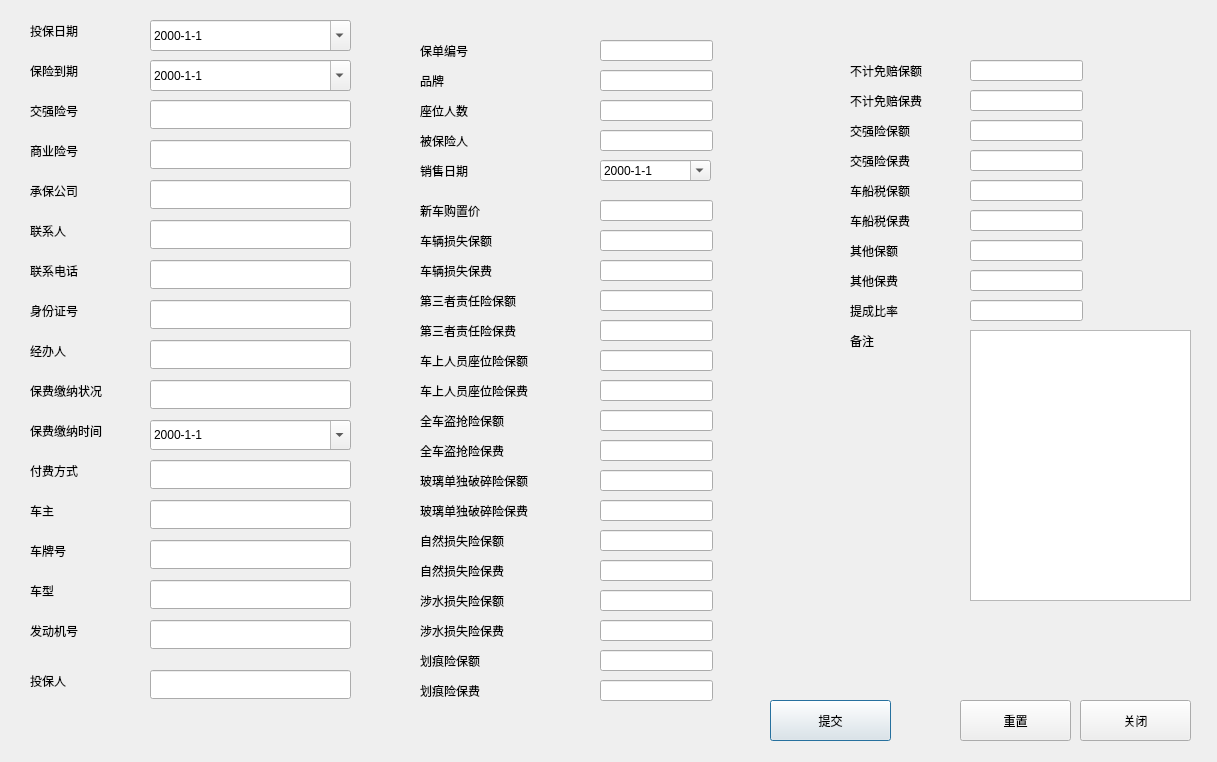
Vaskka/DR_Projects, file warrantinsertdialog.ui: the form before one commit.
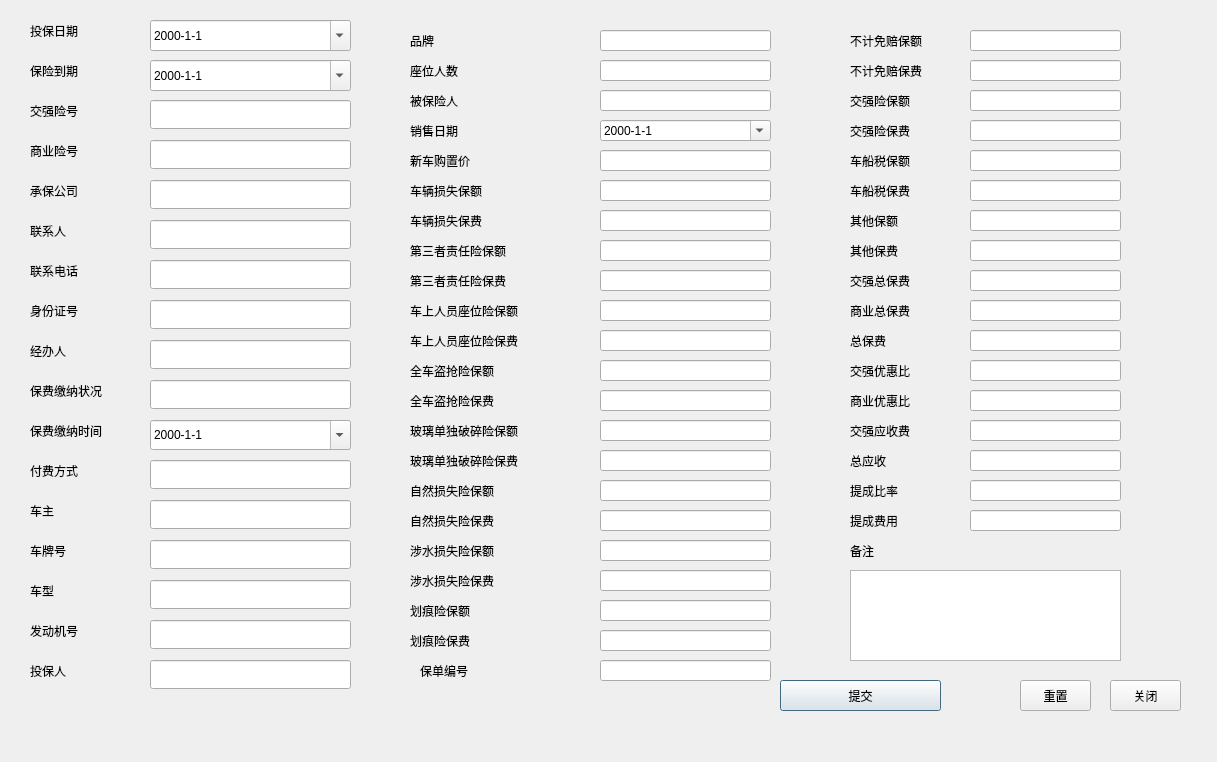
The form after the commit.

Patch:
```diff
--- a/warrantinsertdialog.ui
+++ b/warrantinsertdialog.ui
@@ -16,8 +16,8 @@
   <widget class="QLabel" name="label_23">
    <property name="geometry">
     <rect>
-     <x>420</x>
-     <y>230</y>
+     <x>410</x>
+     <y>180</y>
      <width>111</width>
      <height>21</height>
     </rect>
@@ -30,7 +30,7 @@
    <property name="geometry">
     <rect>
      <x>850</x>
-     <y>270</y>
+     <y>240</y>
      <width>81</width>
      <height>21</height>
     </rect>
@@ -43,8 +43,8 @@
    <property name="geometry">
     <rect>
      <x>600</x>
-     <y>130</y>
-     <width>113</width>
+     <y>90</y>
+     <width>171</width>
      <height>21</height>
     </rect>
    </property>
@@ -53,8 +53,8 @@
    <property name="geometry">
     <rect>
      <x>970</x>
-     <y>180</y>
-     <width>113</width>
+     <y>150</y>
+     <width>151</width>
      <height>21</height>
     </rect>
    </property>
@@ -76,8 +76,8 @@
    <property name="geometry">
     <rect>
      <x>600</x>
-     <y>70</y>
-     <width>113</width>
+     <y>30</y>
+     <width>171</width>
      <height>21</height>
     </rect>
    </property>
@@ -85,21 +85,31 @@
   <widget class="QPushButton" name="Main_CommitButton_2">
    <property name="geometry">
     <rect>
-     <x>960</x>
-     <y>700</y>
-     <width>111</width>
-     <height>41</height>
+     <x>1020</x>
+     <y>680</y>
+     <width>71</width>
+     <height>31</height>
     </rect>
    </property>
    <property name="text">
     <string>重置</string>
    </property>
   </widget>
+  <widget class="QLineEdit" name="Insert_ForceShouldEdit">
+   <property name="geometry">
+    <rect>
+     <x>970</x>
+     <y>420</y>
+     <width>151</width>
+     <height>21</height>
+    </rect>
+   </property>
+  </widget>
   <widget class="QLabel" name="label_34">
    <property name="geometry">
     <rect>
-     <x>420</x>
-     <y>560</y>
+     <x>410</x>
+     <y>510</y>
      <width>141</width>
      <height>21</height>
     </rect>
@@ -112,8 +122,18 @@
    <property name="geometry">
     <rect>
      <x>600</x>
-     <y>620</y>
-     <width>113</width>
+     <y>570</y>
+     <width>171</width>
+     <height>21</height>
+    </rect>
+   </property>
+  </widget>
+  <widget class="QLineEdit" name="Insert_MorePayEdit">
+   <property name="geometry">
+    <rect>
+     <x>970</x>
+     <y>510</y>
+     <width>151</width>
      <height>21</height>
     </rect>
    </property>
@@ -122,8 +142,8 @@
    <property name="geometry">
     <rect>
      <x>600</x>
-     <y>530</y>
-     <width>113</width>
+     <y>480</y>
+     <width>171</width>
      <height>21</height>
     </rect>
    </property>
@@ -142,8 +162,8 @@
    <property name="geometry">
     <rect>
      <x>970</x>
-     <y>150</y>
-     <width>113</width>
+     <y>120</y>
+     <width>151</width>
      <height>21</height>
     </rect>
    </property>
@@ -151,8 +171,8 @@
   <widget class="QLabel" name="label_18">
    <property name="geometry">
     <rect>
-     <x>420</x>
-     <y>70</y>
+     <x>410</x>
+     <y>30</y>
      <width>101</width>
      <height>21</height>
     </rect>
@@ -165,7 +185,7 @@
    <property name="geometry">
     <rect>
      <x>850</x>
-     <y>180</y>
+     <y>150</y>
      <width>101</width>
      <height>21</height>
     </rect>
@@ -178,8 +198,8 @@
    <property name="geometry">
     <rect>
      <x>600</x>
-     <y>680</y>
-     <width>113</width>
+     <y>630</y>
+     <width>171</width>
      <height>21</height>
     </rect>
    </property>
@@ -188,8 +208,8 @@
    <property name="geometry">
     <rect>
      <x>970</x>
-     <y>240</y>
-     <width>113</width>
+     <y>210</y>
+     <width>151</width>
      <height>21</height>
     </rect>
    </property>
@@ -210,8 +230,8 @@
   <widget class="QLabel" name="label_25">
    <property name="geometry">
     <rect>
-     <x>420</x>
-     <y>290</y>
+     <x>410</x>
+     <y>240</y>
      <width>151</width>
      <height>21</height>
     </rect>
@@ -234,8 +254,8 @@
    <property name="geometry">
     <rect>
      <x>600</x>
-     <y>500</y>
-     <width>113</width>
+     <y>450</y>
+     <width>171</width>
      <height>21</height>
     </rect>
    </property>
@@ -250,6 +270,16 @@
     </rect>
    </property>
   </widget>
+  <widget class="QLineEdit" name="Insert_AllShouldEdit">
+   <property name="geometry">
+    <rect>
+     <x>970</x>
+     <y>450</y>
+     <width>151</width>
+     <height>21</height>
+    </rect>
+   </property>
+  </widget>
   <widget class="QLineEdit" name="Insert_CarNumberEdit">
    <property name="geometry">
     <rect>
@@ -260,11 +290,21 @@
     </rect>
    </property>
   </widget>
+  <widget class="QLineEdit" name="Insert_ForceDownRatioEdit">
+   <property name="geometry">
+    <rect>
+     <x>970</x>
+     <y>360</y>
+     <width>151</width>
+     <height>21</height>
+    </rect>
+   </property>
+  </widget>
   <widget class="QLabel" name="label_21">
    <property name="geometry">
     <rect>
-     <x>420</x>
-     <y>160</y>
+     <x>410</x>
+     <y>120</y>
      <width>101</width>
      <height>21</height>
     </rect>
@@ -276,8 +316,8 @@
   <widget class="QLabel" name="label_26">
    <property name="geometry">
     <rect>
-     <x>420</x>
-     <y>320</y>
+     <x>410</x>
+     <y>270</y>
      <width>151</width>
      <height>21</height>
     </rect>
@@ -302,8 +342,8 @@
   <widget class="QLabel" name="label_24">
    <property name="geometry">
     <rect>
-     <x>420</x>
-     <y>260</y>
+     <x>410</x>
+     <y>210</y>
      <width>111</width>
      <height>21</height>
     </rect>
@@ -316,7 +356,7 @@
    <property name="geometry">
     <rect>
      <x>850</x>
-     <y>210</y>
+     <y>180</y>
      <width>91</width>
      <height>21</height>
     </rect>
@@ -325,12 +365,25 @@
     <string>车船税保费</string>
    </property>
   </widget>
+  <widget class="QLabel" name="label_48">
+   <property name="geometry">
+    <rect>
+     <x>850</x>
+     <y>300</y>
+     <width>101</width>
+     <height>21</height>
+    </rect>
+   </property>
+   <property name="text">
+    <string>商业总保费</string>
+   </property>
+  </widget>
   <widget class="QLineEdit" name="Insert_GrassEdit">
    <property name="geometry">
     <rect>
      <x>600</x>
-     <y>470</y>
-     <width>113</width>
+     <y>420</y>
+     <width>171</width>
      <height>21</height>
     </rect>
    </property>
@@ -338,8 +391,8 @@
   <widget class="QLabel" name="label_37">
    <property name="geometry">
     <rect>
-     <x>420</x>
-     <y>650</y>
+     <x>410</x>
+     <y>600</y>
      <width>111</width>
      <height>21</height>
     </rect>
@@ -348,6 +401,16 @@
     <string>划痕险保额</string>
    </property>
   </widget>
+  <widget class="QLineEdit" name="Insert_SumForcePreEdit">
+   <property name="geometry">
+    <rect>
+     <x>970</x>
+     <y>270</y>
+     <width>151</width>
+     <height>21</height>
+    </rect>
+   </property>
+  </widget>
   <widget class="QLineEdit" name="Insert_CommciEdit">
    <property name="geometry">
     <rect>
@@ -358,11 +421,24 @@
     </rect>
    </property>
   </widget>
+  <widget class="QLabel" name="label_47">
+   <property name="geometry">
+    <rect>
+     <x>850</x>
+     <y>270</y>
+     <width>101</width>
+     <height>21</height>
+    </rect>
+   </property>
+   <property name="text">
+    <string>交强总保费</string>
+   </property>
+  </widget>
   <widget class="QLabel" name="label_22">
    <property name="geometry">
     <rect>
-     <x>420</x>
-     <y>200</y>
+     <x>410</x>
+     <y>150</y>
      <width>101</width>
      <height>21</height>
     </rect>
@@ -388,7 +464,7 @@
    <property name="geometry">
     <rect>
      <x>850</x>
-     <y>60</y>
+     <y>30</y>
      <width>111</width>
      <height>21</height>
     </rect>
@@ -397,11 +473,21 @@
     <string>不计免赔保额</string>
    </property>
   </widget>
+  <widget class="QLineEdit" name="Insert_SumCommcialPreEdit">
+   <property name="geometry">
+    <rect>
+     <x>970</x>
+     <y>300</y>
+     <width>151</width>
+     <height>21</height>
+    </rect>
+   </property>
+  </widget>
   <widget class="QLabel" name="label_28">
    <property name="geometry">
     <rect>
-     <x>420</x>
-     <y>380</y>
+     <x>410</x>
+     <y>330</y>
      <width>161</width>
      <height>21</height>
     </rect>
@@ -413,8 +499,8 @@
   <widget class="QLabel" name="label_30">
    <property name="geometry">
     <rect>
-     <x>420</x>
-     <y>440</y>
+     <x>410</x>
+     <y>390</y>
      <width>141</width>
      <height>21</height>
     </rect>
@@ -437,8 +523,8 @@
    <property name="geometry">
     <rect>
      <x>600</x>
-     <y>380</y>
-     <width>113</width>
+     <y>330</y>
+     <width>171</width>
      <height>21</height>
     </rect>
    </property>
@@ -447,8 +533,8 @@
    <property name="geometry">
     <rect>
      <x>600</x>
-     <y>230</y>
-     <width>113</width>
+     <y>180</y>
+     <width>171</width>
      <height>21</height>
     </rect>
    </property>
@@ -470,7 +556,7 @@
    <property name="geometry">
     <rect>
      <x>850</x>
-     <y>90</y>
+     <y>60</y>
      <width>111</width>
      <height>21</height>
     </rect>
@@ -483,8 +569,8 @@
    <property name="geometry">
     <rect>
      <x>600</x>
-     <y>350</y>
-     <width>113</width>
+     <y>300</y>
+     <width>171</width>
      <height>21</height>
     </rect>
    </property>
@@ -493,8 +579,8 @@
    <property name="geometry">
     <rect>
      <x>600</x>
-     <y>100</y>
-     <width>113</width>
+     <y>60</y>
+     <width>171</width>
      <height>21</height>
     </rect>
    </property>
@@ -503,8 +589,8 @@
    <property name="geometry">
     <rect>
      <x>600</x>
-     <y>290</y>
-     <width>113</width>
+     <y>240</y>
+     <width>171</width>
      <height>21</height>
     </rect>
    </property>
@@ -513,8 +599,8 @@
    <property name="geometry">
     <rect>
      <x>970</x>
-     <y>60</y>
-     <width>113</width>
+     <y>30</y>
+     <width>151</width>
      <height>21</height>
     </rect>
    </property>
@@ -522,8 +608,8 @@
   <widget class="QLabel" name="label_20">
    <property name="geometry">
     <rect>
-     <x>420</x>
-     <y>130</y>
+     <x>410</x>
+     <y>90</y>
      <width>101</width>
      <height>21</height>
     </rect>
@@ -532,6 +618,16 @@
     <string>被保险人</string>
    </property>
   </widget>
+  <widget class="QLineEdit" name="Insert_CommicalDownRatioEdit">
+   <property name="geometry">
+    <rect>
+     <x>970</x>
+     <y>390</y>
+     <width>151</width>
+     <height>21</height>
+    </rect>
+   </property>
+  </widget>
   <widget class="QLabel" name="label_4">
    <property name="geometry">
     <rect>
@@ -549,8 +645,8 @@
    <property name="geometry">
     <rect>
      <x>600</x>
-     <y>200</y>
-     <width>113</width>
+     <y>150</y>
+     <width>171</width>
      <height>21</height>
     </rect>
    </property>
@@ -568,8 +664,8 @@
   <widget class="QLabel" name="label_27">
    <property name="geometry">
     <rect>
-     <x>420</x>
-     <y>350</y>
+     <x>410</x>
+     <y>300</y>
      <width>171</width>
      <height>21</height>
     </rect>
@@ -582,8 +678,8 @@
    <property name="geometry">
     <rect>
      <x>970</x>
-     <y>210</y>
-     <width>113</width>
+     <y>180</y>
+     <width>151</width>
      <height>21</height>
     </rect>
    </property>
@@ -592,8 +688,8 @@
    <property name="geometry">
     <rect>
      <x>600</x>
-     <y>440</y>
-     <width>113</width>
+     <y>390</y>
+     <width>171</width>
      <height>21</height>
     </rect>
    </property>
@@ -602,7 +698,7 @@
    <property name="geometry">
     <rect>
      <x>150</x>
-     <y>670</y>
+     <y>660</y>
      <width>201</width>
      <height>29</height>
     </rect>
@@ -624,8 +720,8 @@
   <widget class="QLabel" name="label_38">
    <property name="geometry">
     <rect>
-     <x>420</x>
-     <y>680</y>
+     <x>410</x>
+     <y>630</y>
      <width>111</width>
      <height>21</height>
     </rect>
@@ -686,10 +782,10 @@
   <widget class="QPushButton" name="Main_CommitButton">
    <property name="geometry">
     <rect>
-     <x>770</x>
-     <y>700</y>
-     <width>121</width>
-     <height>41</height>
+     <x>780</x>
+     <y>680</y>
+     <width>161</width>
+     <height>31</height>
     </rect>
    </property>
    <property name="text">
@@ -699,6 +795,19 @@
     <bool>true</bool>
    </property>
   </widget>
+  <widget class="QLabel" name="label_49">
+   <property name="geometry">
+    <rect>
+     <x>850</x>
+     <y>330</y>
+     <width>61</width>
+     <height>21</height>
+    </rect>
+   </property>
+   <property name="text">
+    <string>总保费</string>
+   </property>
+  </widget>
   <widget class="QLineEdit" name="Insert_PayWayEdit">
    <property name="geometry">
     <rect>
@@ -713,8 +822,8 @@
    <property name="geometry">
     <rect>
      <x>600</x>
-     <y>410</y>
-     <width>113</width>
+     <y>360</y>
+     <width>171</width>
      <height>21</height>
     </rect>
    </property>
@@ -736,8 +845,8 @@
    <property name="geometry">
     <rect>
      <x>970</x>
-     <y>270</y>
-     <width>113</width>
+     <y>240</y>
+     <width>151</width>
      <height>21</height>
     </rect>
    </property>
@@ -745,8 +854,8 @@
   <widget class="QLabel" name="label_36">
    <property name="geometry">
     <rect>
-     <x>420</x>
-     <y>620</y>
+     <x>410</x>
+     <y>570</y>
      <width>131</width>
      <height>21</height>
     </rect>
@@ -772,8 +881,8 @@
    <property name="geometry">
     <rect>
      <x>600</x>
-     <y>650</y>
-     <width>113</width>
+     <y>600</y>
+     <width>171</width>
      <height>21</height>
     </rect>
    </property>
@@ -782,8 +891,8 @@
    <property name="geometry">
     <rect>
      <x>600</x>
-     <y>560</y>
-     <width>113</width>
+     <y>510</y>
+     <width>171</width>
      <height>21</height>
     </rect>
    </property>
@@ -802,7 +911,7 @@
    <property name="geometry">
     <rect>
      <x>30</x>
-     <y>670</y>
+     <y>660</y>
      <width>101</width>
      <height>21</height>
     </rect>
@@ -815,8 +924,8 @@
    <property name="geometry">
     <rect>
      <x>970</x>
-     <y>120</y>
-     <width>113</width>
+     <y>90</y>
+     <width>151</width>
      <height>21</height>
     </rect>
    </property>
@@ -825,8 +934,8 @@
    <property name="geometry">
     <rect>
      <x>600</x>
-     <y>160</y>
-     <width>111</width>
+     <y>120</y>
+     <width>171</width>
      <height>21</height>
     </rect>
    </property>
@@ -837,6 +946,19 @@
     <bool>true</bool>
    </property>
   </widget>
+  <widget class="QLabel" name="label_50">
+   <property name="geometry">
+    <rect>
+     <x>850</x>
+     <y>360</y>
+     <width>91</width>
+     <height>21</height>
+    </rect>
+   </property>
+   <property name="text">
+    <string>交强优惠比</string>
+   </property>
+  </widget>
   <widget class="QLabel" name="label_14">
    <property name="geometry">
     <rect>
@@ -854,7 +976,7 @@
    <property name="geometry">
     <rect>
      <x>850</x>
-     <y>330</y>
+     <y>540</y>
      <width>41</width>
      <height>21</height>
     </rect>
@@ -867,12 +989,25 @@
    <property name="geometry">
     <rect>
      <x>600</x>
-     <y>260</y>
-     <width>113</width>
+     <y>210</y>
+     <width>171</width>
      <height>21</height>
     </rect>
    </property>
   </widget>
+  <widget class="QLabel" name="label_52">
+   <property name="geometry">
+    <rect>
+     <x>850</x>
+     <y>420</y>
+     <width>91</width>
+     <height>21</height>
+    </rect>
+   </property>
+   <property name="text">
+    <string>交强应收费</string>
+   </property>
+  </widget>
   <widget class="QLineEdit" name="Insert_CarPersonEdit">
    <property name="geometry">
     <rect>
@@ -887,8 +1022,8 @@
    <property name="geometry">
     <rect>
      <x>600</x>
-     <y>320</y>
-     <width>113</width>
+     <y>270</y>
+     <width>171</width>
      <height>21</height>
     </rect>
    </property>
@@ -897,7 +1032,7 @@
    <property name="geometry">
     <rect>
      <x>850</x>
-     <y>300</y>
+     <y>480</y>
      <width>71</width>
      <height>21</height>
     </rect>
@@ -910,17 +1045,30 @@
    <property name="geometry">
     <rect>
      <x>970</x>
-     <y>300</y>
-     <width>113</width>
+     <y>480</y>
+     <width>151</width>
      <height>21</height>
     </rect>
    </property>
   </widget>
+  <widget class="QLabel" name="label_51">
+   <property name="geometry">
+    <rect>
+     <x>850</x>
+     <y>390</y>
+     <width>91</width>
+     <height>21</height>
+    </rect>
+   </property>
+   <property name="text">
+    <string>商业优惠比</string>
+   </property>
+  </widget>
   <widget class="QLabel" name="label_45">
    <property name="geometry">
     <rect>
      <x>850</x>
-     <y>240</y>
+     <y>210</y>
      <width>81</width>
      <height>21</height>
     </rect>
@@ -932,8 +1080,8 @@
   <widget class="QLabel" name="label_32">
    <property name="geometry">
     <rect>
-     <x>420</x>
-     <y>500</y>
+     <x>410</x>
+     <y>450</y>
      <width>171</width>
      <height>21</height>
     </rect>
@@ -945,8 +1093,8 @@
   <widget class="QLabel" name="label_31">
    <property name="geometry">
     <rect>
-     <x>420</x>
-     <y>470</y>
+     <x>410</x>
+     <y>420</y>
      <width>171</width>
      <height>21</height>
     </rect>
@@ -958,8 +1106,8 @@
   <widget class="QLabel" name="label_33">
    <property name="geometry">
     <rect>
-     <x>420</x>
-     <y>530</y>
+     <x>410</x>
+     <y>480</y>
      <width>131</width>
      <height>21</height>
     </rect>
@@ -978,13 +1126,26 @@
     </rect>
    </property>
   </widget>
+  <widget class="QLabel" name="label_53">
+   <property name="geometry">
+    <rect>
+     <x>850</x>
+     <y>450</y>
+     <width>61</width>
+     <height>21</height>
+    </rect>
+   </property>
+   <property name="text">
+    <string>总应收</string>
+   </property>
+  </widget>
   <widget class="QTextEdit" name="Insert_OtherText">
    <property name="geometry">
     <rect>
-     <x>970</x>
-     <y>330</y>
-     <width>221</width>
-     <height>271</height>
+     <x>850</x>
+     <y>570</y>
+     <width>271</width>
+     <height>91</height>
     </rect>
    </property>
   </widget>
@@ -1004,8 +1165,8 @@
   <widget class="QLabel" name="label_35">
    <property name="geometry">
     <rect>
-     <x>420</x>
-     <y>590</y>
+     <x>410</x>
+     <y>540</y>
      <width>131</width>
      <height>21</height>
     </rect>
@@ -1017,8 +1178,8 @@
   <widget class="QLabel" name="label_29">
    <property name="geometry">
     <rect>
-     <x>420</x>
-     <y>410</y>
+     <x>410</x>
+     <y>360</y>
      <width>131</width>
      <height>21</height>
     </rect>
@@ -1031,7 +1192,7 @@
    <property name="geometry">
     <rect>
      <x>850</x>
-     <y>150</y>
+     <y>120</y>
      <width>91</width>
      <height>21</height>
     </rect>
@@ -1044,7 +1205,7 @@
    <property name="geometry">
     <rect>
      <x>850</x>
-     <y>120</y>
+     <y>90</y>
      <width>91</width>
      <height>21</height>
     </rect>
@@ -1053,6 +1214,16 @@
     <string>交强险保额</string>
    </property>
   </widget>
+  <widget class="QLineEdit" name="Insert_SumPreEdit">
+   <property name="geometry">
+    <rect>
+     <x>970</x>
+     <y>330</y>
+     <width>151</width>
+     <height>21</height>
+    </rect>
+   </property>
+  </widget>
   <widget class="QLabel" name="label_9">
    <property name="geometry">
     <rect>
@@ -1070,8 +1241,8 @@
    <property name="geometry">
     <rect>
      <x>600</x>
-     <y>590</y>
-     <width>113</width>
+     <y>540</y>
+     <width>171</width>
      <height>21</height>
     </rect>
    </property>
@@ -1092,8 +1263,8 @@
   <widget class="QLabel" name="label_19">
    <property name="geometry">
     <rect>
-     <x>420</x>
-     <y>100</y>
+     <x>410</x>
+     <y>60</y>
      <width>101</width>
      <height>21</height>
     </rect>
@@ -1106,8 +1277,8 @@
    <property name="geometry">
     <rect>
      <x>970</x>
-     <y>90</y>
-     <width>113</width>
+     <y>60</y>
+     <width>151</width>
      <height>21</height>
     </rect>
    </property>
@@ -1128,16 +1299,29 @@
   <widget class="QPushButton" name="Main_CommitButton_3">
    <property name="geometry">
     <rect>
-     <x>1080</x>
-     <y>700</y>
-     <width>111</width>
-     <height>41</height>
+     <x>1110</x>
+     <y>680</y>
+     <width>71</width>
+     <height>31</height>
     </rect>
    </property>
    <property name="text">
     <string>关闭</string>
    </property>
   </widget>
+  <widget class="QLabel" name="label_55">
+   <property name="geometry">
+    <rect>
+     <x>850</x>
+     <y>510</y>
+     <width>81</width>
+     <height>21</height>
+    </rect>
+   </property>
+   <property name="text">
+    <string>提成费用</string>
+   </property>
+  </widget>
   <widget class="QLabel" name="label_8">
    <property name="geometry">
     <rect>
@@ -1183,11 +1367,24 @@
     <bool>true</bool>
    </property>
   </widget>
-  <widget class="QLabel" name="label_47">
+  <widget class="QLabel" name="label_57">
+   <property name="geometry">
+    <rect>
+     <x>-20</x>
+     <y>10</y>
+     <width>1211</width>
+     <height>751</height>
+    </rect>
+   </property>
+   <property name="text">
+    <string/>
+   </property>
+  </widget>
+  <widget class="QLabel" name="label_58">
    <property name="geometry">
     <rect>
      <x>420</x>
-     <y>40</y>
+     <y>660</y>
      <width>80</width>
      <height>21</height>
     </rect>
@@ -1200,8 +1397,8 @@
    <property name="geometry">
     <rect>
      <x>600</x>
-     <y>40</y>
-     <width>113</width>
+     <y>660</y>
+     <width>171</width>
      <height>21</height>
     </rect>
    </property>
```
Left out of the diff: 118 changed lines with no effect on the pictures.
